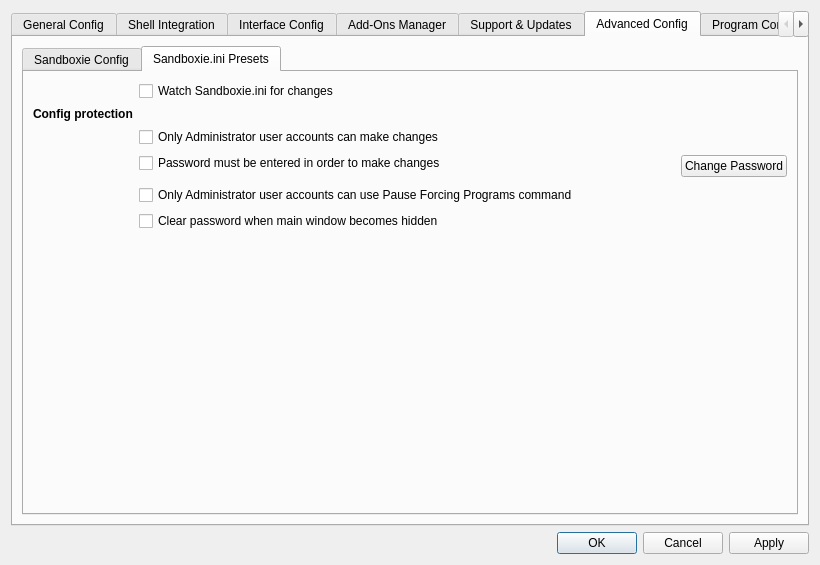
Above: SandboxiePlus/SandMan/Forms/SettingsWindow.ui from sandboxie-plus/Sandboxie before the change. Below: the same form after it.
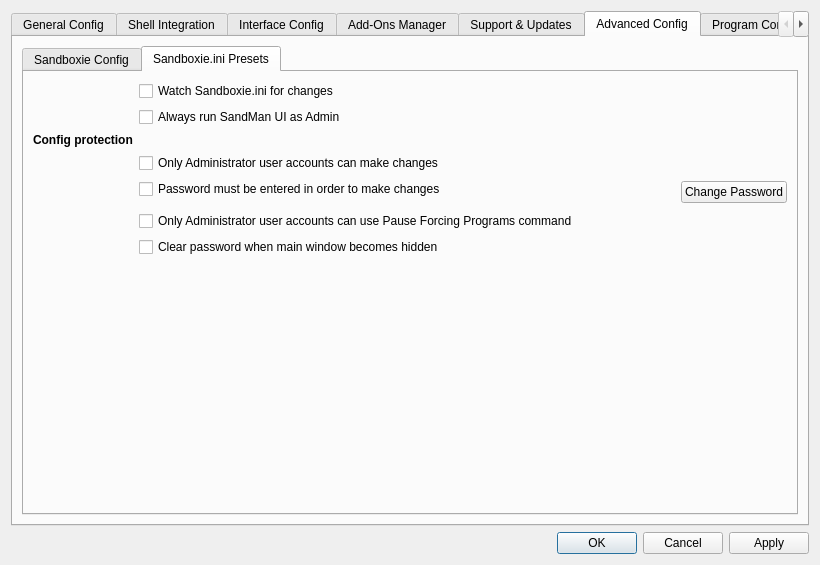
That is the form after the change. The open tabs and pages were chosen to show the change. Icons and pictures are not drawn.

The edit to the form file:
```diff
--- a/SandboxiePlus/SandMan/Forms/SettingsWindow.ui
+++ b/SandboxiePlus/SandMan/Forms/SettingsWindow.ui
@@ -2196,33 +2196,26 @@
              <string>Sandboxie.ini Presets</string>
             </attribute>
             <layout class="QGridLayout" name="gridLayout_19">
-             <item row="7" column="0">
-              <spacer name="verticalSpacer_7">
-               <property name="orientation">
-                <enum>Qt::Vertical</enum>
-               </property>
-               <property name="sizeHint" stdset="0">
-                <size>
-                 <width>20</width>
-                 <height>211</height>
-                </size>
-               </property>
-              </spacer>
-             </item>
-             <item row="6" column="2">
-              <widget class="QCheckBox" name="chkClearPass">
-               <property name="text">
-                <string>Clear password when main window becomes hidden</string>
-               </property>
-              </widget>
-             </item>
-             <item row="5" column="2" colspan="2">
+             <item row="6" column="2" colspan="2">
               <widget class="QCheckBox" name="chkAdminOnlyFP">
                <property name="text">
                 <string>Only Administrator user accounts can use Pause Forcing Programs command</string>
                </property>
               </widget>
              </item>
+             <item row="8" column="2">
+              <spacer name="horizontalSpacer_24">
+               <property name="orientation">
+                <enum>Qt::Horizontal</enum>
+               </property>
+               <property name="sizeHint" stdset="0">
+                <size>
+                 <width>40</width>
+                 <height>20</height>
+                </size>
+               </property>
+              </spacer>
+             </item>
              <item row="0" column="2">
               <widget class="QCheckBox" name="chkWatchConfig">
                <property name="text">
@@ -2230,25 +2223,30 @@
                </property>
               </widget>
              </item>
-             <item row="3" column="3" rowspan="2">
-              <widget class="QPushButton" name="btnSetPassword">
-               <property name="text">
-                <string>Change Password</string>
-               </property>
-              </widget>
-             </item>
-             <item row="2" column="2">
+             <item row="3" column="2">
               <widget class="QCheckBox" name="chkAdminOnly">
                <property name="text">
                 <string>Only Administrator user accounts can make changes</string>
                </property>
               </widget>
              </item>
-             <item row="1" column="0" colspan="2">
+             <item row="8" column="0">
+              <spacer name="verticalSpacer_7">
+               <property name="orientation">
+                <enum>Qt::Vertical</enum>
+               </property>
+               <property name="sizeHint" stdset="0">
+                <size>
+                 <width>20</width>
+                 <height>211</height>
+                </size>
+               </property>
+              </spacer>
+             </item>
+             <item row="2" column="0" colspan="2">
               <widget class="QLabel" name="lblProtection">
                <property name="font">
                 <font>
-                 <weight>75</weight>
                  <bold>true</bold>
                  <kerning>true</kerning>
                 </font>
@@ -2258,25 +2256,33 @@
                </property>
               </widget>
              </item>
-             <item row="3" column="2">
+             <item row="7" column="2">
+              <widget class="QCheckBox" name="chkClearPass">
+               <property name="text">
+                <string>Clear password when main window becomes hidden</string>
+               </property>
+              </widget>
+             </item>
+             <item row="4" column="2">
               <widget class="QCheckBox" name="chkPassRequired">
                <property name="text">
                 <string>Password must be entered in order to make changes</string>
                </property>
               </widget>
              </item>
-             <item row="7" column="2">
-              <spacer name="horizontalSpacer_24">
-               <property name="orientation">
-                <enum>Qt::Horizontal</enum>
+             <item row="4" column="3" rowspan="2">
+              <widget class="QPushButton" name="btnSetPassword">
+               <property name="text">
+                <string>Change Password</string>
                </property>
-               <property name="sizeHint" stdset="0">
-                <size>
-                 <width>40</width>
-                 <height>20</height>
-                </size>
+              </widget>
+             </item>
+             <item row="1" column="2">
+              <widget class="QCheckBox" name="chkSkipUAC">
+               <property name="text">
+                <string>Always run SandMan UI as Admin</string>
                </property>
-              </spacer>
+              </widget>
              </item>
             </layout>
            </widget>
```
